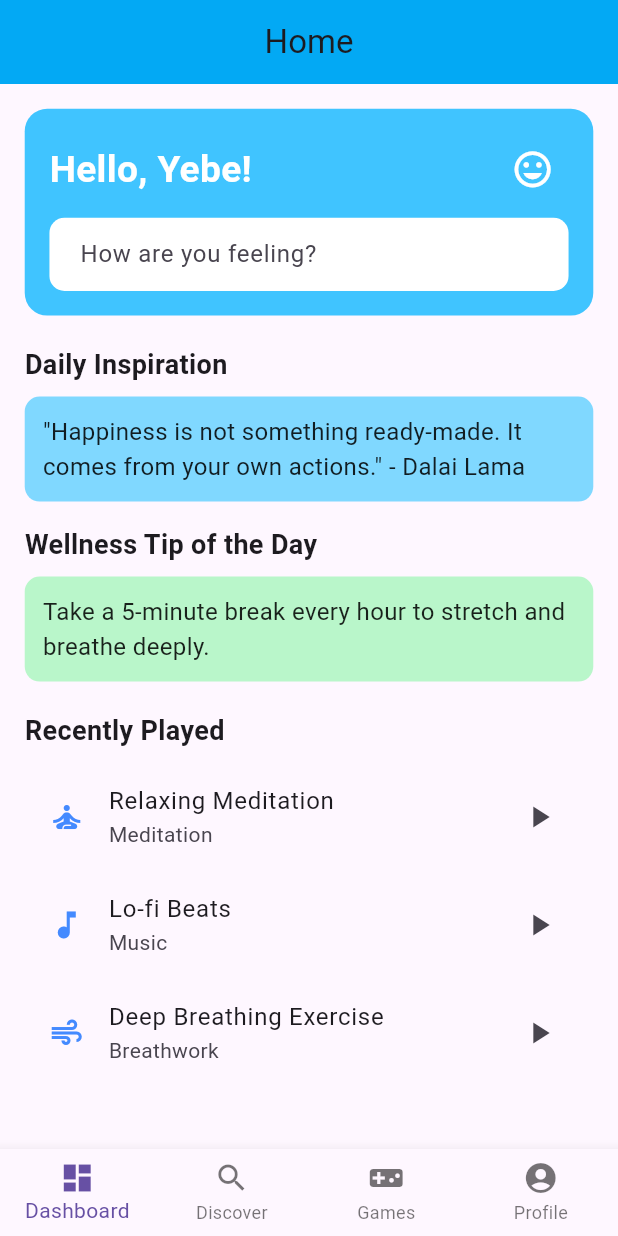
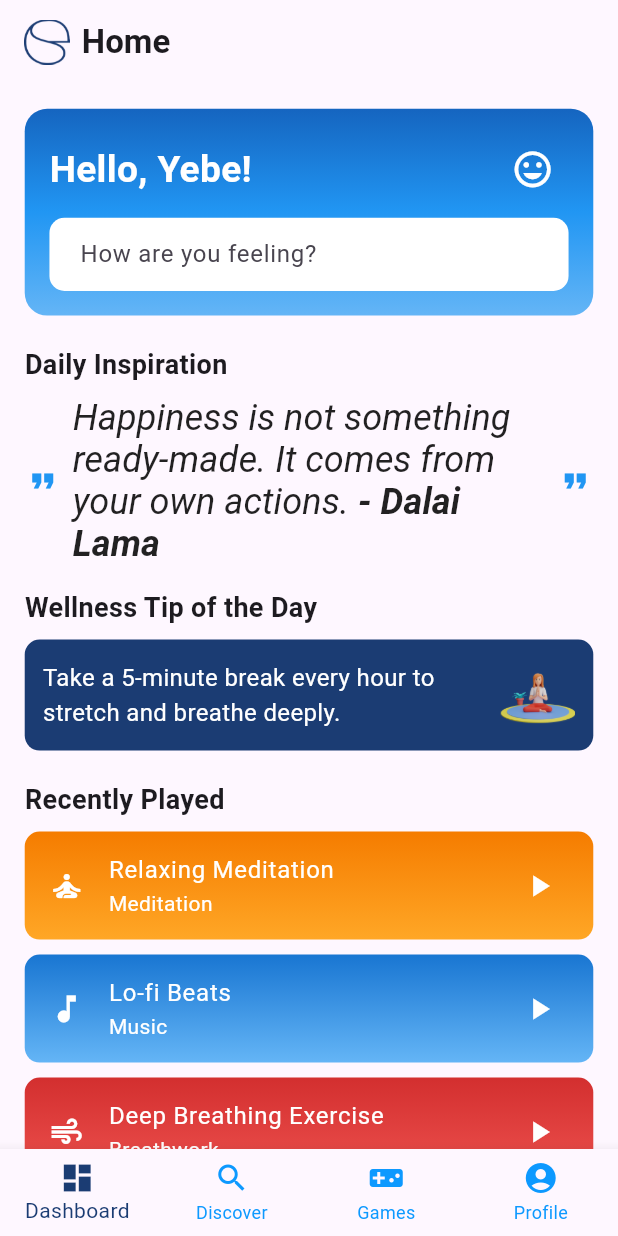
Before and after one commit to pherneaspherb/cc206_emoti_sense, a Flutter app: the Dashboard screen opened by its route, on a phone screen of 412 x 824 dp. Run offline on Flutter 3.47's test engine with Material 3 defaults, Android fonts, the light colour scheme and no system bars.

Commit message:
add design

```diff
--- a/lib/features/dashboard.dart
+++ b/lib/features/dashboard.dart
@@ -51,18 +51,39 @@ class _DashboardState extends State<Dashboard> {
           style: TextStyle(fontSize: 18, fontWeight: FontWeight.bold),
         ),
         const SizedBox(height: 8),
-        Container(
-          padding: const EdgeInsets.all(12),
-          decoration: BoxDecoration(
-            color: Colors.lightBlueAccent.shade100,
-            borderRadius: BorderRadius.circular(10),
+        Row(
+          children: [
+            const Icon(Icons.format_quote, color: Colors.blue, size: 24), // Left quote icon
+            const SizedBox(width: 8),
+            Expanded(
+              child: RichText(
+                text: TextSpan(
+                  style: const TextStyle(
+                    fontSize: 24, // Increased font size
+                    fontStyle: FontStyle.italic,
+                    color: Colors.black87,
+                    fontFamily: 'Apple Garamond', // Set the font to Sarcolenta
                   ),
-          child: const Text(
-            "\"Happiness is not something ready-made. It comes from your own actions.\" - Dalai Lama",
-            style: TextStyle(fontSize: 16, color: Colors.black87),
+                  children: [
+                    const TextSpan(
+                      text: "Happiness is not something ready-made. It comes from your own actions. ",
+                      style: TextStyle(fontStyle: FontStyle.italic),
+                    ),
+                    const TextSpan(
+                      text: "- Dalai Lama",
+                      style: TextStyle(fontWeight: FontWeight.bold), // Making the author's name bold
+                    ),
+                  ],
                 ),
               ),
+            ),
+            const SizedBox(width: 8),
+            const Icon(Icons.format_quote, color: Colors.blue, size: 24), // Right quote icon
+          ],
+        ),
         const SizedBox(height: 16),
+
+        // Wellness Tip of the Day Section
         const Text(
           "Wellness Tip of the Day",
           style: TextStyle(fontSize: 18, fontWeight: FontWeight.bold),
@@ -71,12 +92,25 @@ class _DashboardState extends State<Dashboard> {
         Container(
           padding: const EdgeInsets.all(12),
           decoration: BoxDecoration(
-            color: Colors.greenAccent.shade100,
+            color: Color(0xFF1B3C73), // Set the background color to 1B3C73
             borderRadius: BorderRadius.circular(10),
           ),
+          child: Row(
+            mainAxisAlignment: MainAxisAlignment.spaceBetween,
+            children: [
+              Expanded(
                 child: const Text(
                   "Take a 5-minute break every hour to stretch and breathe deeply.",
-            style: TextStyle(fontSize: 16, color: Colors.black87),
+                  style: TextStyle(fontSize: 16, color: Colors.white), // Text color set to white
+                ),
+              ),
+              const SizedBox(width: 8),
+              Image.asset(
+                'assets/wellness.png', // Your wellness image
+                height: 50, // Adjust the height as needed
+                width: 50, // Adjust the width as needed
+              ),
+            ],
           ),
         ),
       ],
@@ -84,7 +118,6 @@ class _DashboardState extends State<Dashboard> {
   }
 
 Widget _buildRecentlyPlayed() {
-    // Mock data for recently played
   final recentItems = [
     {"title": "Relaxing Meditation", "type": "Meditation"},
     {"title": "Lo-fi Beats", "type": "Music"},
@@ -101,29 +134,60 @@ class _DashboardState extends State<Dashboard> {
       const SizedBox(height: 8),
       Column(
         children: recentItems.map((item) {
-            return ListTile(
+          // Define the gradient colors based on the type
+          List<Color> gradientColors;
+
+          if (item["type"] == "Music") {
+            gradientColors = [Colors.blue.shade700, Colors.blue.shade300]; // Blue gradient
+          } else if (item["type"] == "Meditation") {
+            gradientColors = [Colors.orange.shade700, Colors.orange.shade400]; // Orange gradient
+          } else {
+            gradientColors = [Colors.red.shade700, Colors.red.shade400]; // Red gradient
+          }
+
+
+          return Container(
+            decoration: BoxDecoration(
+              gradient: LinearGradient(
+                colors: gradientColors,
+                begin: Alignment.topCenter,
+                end: Alignment.bottomCenter,
+              ),
+              borderRadius: BorderRadius.circular(10),
+            ),
+            margin: const EdgeInsets.only(bottom: 10),
+            child: ListTile(
               leading: Icon(
                 item["type"] == "Music"
                     ? Icons.music_note
                     : item["type"] == "Meditation"
                         ? Icons.self_improvement
                         : Icons.air,
-                color: Colors.blueAccent,
+                color: Colors.white, // Icon color changed to white
               ),
-              title: Text(item["title"]!),
-              subtitle: Text(item["type"]!),
-              trailing: const Icon(Icons.play_arrow),
+              title: Text(
+                item["title"]!,
+                style: const TextStyle(color: Colors.white), // Title text color changed to white
+              ),
+              subtitle: Text(
+                item["type"]!,
+                style: const TextStyle(color: Colors.white), // Subtitle text color changed to white
+              ),
+              trailing: const Icon(
+                Icons.play_arrow,
+                color: Colors.white, // Play icon color changed to white
+              ),
               onTap: () {
                 // Handle playback navigation
                 print("Playing: ${item['title']}");
               },
+            ),
           );
         }).toList(),
       ),
     ],
   );
 }
-
 Widget _buildHomePage() {
   final screenWidth = MediaQuery.of(context).size.width;
   final screenHeight = MediaQuery.of(context).size.height;
@@ -140,7 +204,15 @@ class _DashboardState extends State<Dashboard> {
           Container(
             padding: EdgeInsets.all(screenWidth * 0.04),
             decoration: BoxDecoration(
-                color: Colors.lightBlueAccent,
+              gradient: LinearGradient(
+                colors: [
+                  Colors.blue.shade800, // Darker blue
+                  Colors.blue.shade500, // Medium blue
+                  Colors.blue.shade300, // Lighter blue
+                ],
+                begin: Alignment.topCenter,
+                end: Alignment.bottomCenter,
+              ),
               borderRadius: BorderRadius.circular(15),
             ),
             child: Column(
@@ -153,7 +225,7 @@ class _DashboardState extends State<Dashboard> {
                         'Hello, Yebe!',
                         style: TextStyle(
                           fontSize: screenWidth * 0.06,
-                            color: Colors.white,
+                          color: Colors.white, // Changed text color to white
                           fontWeight: FontWeight.bold,
                         ),
                       ),
@@ -234,10 +306,22 @@ class _DashboardState extends State<Dashboard> {
 
     return Scaffold(
       appBar: AppBar(
-        title: const Text("Home"),
+        title: Row(
+          children: [
+            Image.asset(
+              'assets/logo.png', // Replace with the path to your logo
+              height: 30,
+            ),
+            const SizedBox(width: 8),
+            const Text(
+              "Home",
+              style: TextStyle(fontWeight: FontWeight.bold), // Set font weight to bold for Home
+            ),
+          ],
+        ),
+        backgroundColor: Colors.transparent,
+        elevation: 0,
         centerTitle: true,
-        backgroundColor: Colors.lightBlue,
-        elevation: 0,
         automaticallyImplyLeading: false,
       ),
      body: pages[_selectedIndex],
@@ -245,6 +329,8 @@ class _DashboardState extends State<Dashboard> {
         type: BottomNavigationBarType.fixed,
         currentIndex: _selectedIndex,
         onTap: _onItemTapped,
+        selectedItemColor: const Color(0xFF1B3C73),
+        unselectedItemColor: Color(0xFF0D99FF), // Dark blue color
         items: const [
           BottomNavigationBarItem(
             icon: Icon(Icons.dashboard),
@@ -261,7 +347,7 @@ class _DashboardState extends State<Dashboard> {
           BottomNavigationBarItem(
             icon: Icon(Icons.account_circle),
             label: 'Profile',
-          ),
+          ), // Added closing parenthesis here
         ],
       ),
     );
--- a/lib/features/login.dart
+++ b/lib/features/login.dart
@@ -126,6 +126,7 @@ class LoginScreen extends StatelessWidget {
                 Spacer(),
               ],
             ),
+
           ),
         ),
       ),
--- a/pubspec.yaml
+++ b/pubspec.yaml
@@ -25,6 +25,7 @@ flutter:
 
   assets:
     - assets/logo.png
+    - assets/wellness.png
 
   fonts:
     - family: Gotham
@@ -33,3 +34,8 @@ flutter:
         - asset: assets/Gotham Bold.otf
         - asset: assets/Gotham Medium.otf
           weight: 700
+
+
+    - family: Apple Garamond
+      fonts:
+        - asset: assets/AppleGaramond-Italic.ttf
```
Also changed, not shown: assets/AppleGaramond-Italic.ttf (added), assets/Sarcolenta.ttf (added), assets/wellness.png (added). Lines whose indentation alone changed are shown as unchanged.
